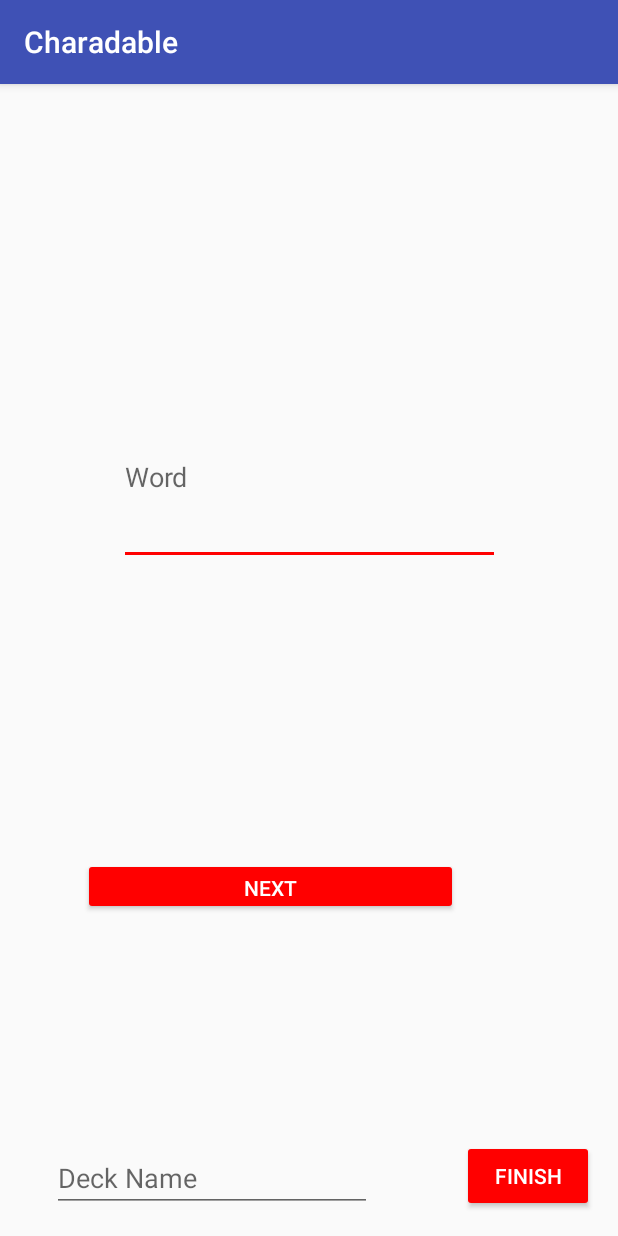
After one commit to calba5141114/Charadable, an Android app: the createDeck screen opened directly, with no data from a screen before it, on a phone screen of 412 x 824 dp. The commit adds this screen. Run offline under Robolectric (Android 15) with nearby library versions, the phone set to English and light mode, and no system bars.

Commit message:
Updated project and edited createDeck class

```diff
--- a/app/src/main/AndroidManifest.xml
+++ b/app/src/main/AndroidManifest.xml
@@ -18,6 +18,8 @@
         </activity>
         <activity android:name=".loadGamelist">
         </activity>
+        <activity android:name=".createDeck">
+        </activity>
     </application>
 
 </manifest>
--- /dev/null
+++ b/app/src/main/java/org/soraneko/www/charadable/createDeck.java
@@ -0,0 +1,78 @@
+package org.soraneko.www.charadable;
+
+import android.support.v7.app.AppCompatActivity;
+import android.os.Bundle;
+import android.view.View;
+import android.view.View.OnClickListener;
+import android.widget.Button;
+import android.widget.EditText;
+import android.widget.Toast;
+import java.util.ArrayList;
+
+public class createDeck extends AppCompatActivity {
+
+    EditText wordInput;
+    Button newCard;
+    Button saveCards;
+    EditText createTitle;
+
+    @Override
+    protected void onCreate(Bundle savedInstanceState) {
+        super.onCreate(savedInstanceState);
+        setContentView(R.layout.activity_create_deck);
+        wordInput = (EditText) findViewById(R.id.wordCreate);
+        newCard = (Button) findViewById(R.id.newCard);
+        saveCards = (Button) findViewById(R.id.savecards);
+        createTitle = (EditText) findViewById(R.id.titleCreate);
+        newCardHandler();
+        saveCardsHandler();
+    }
+
+    ArrayList<String> Cards = new ArrayList<String>();
+
+    //newcardbutton
+    public void newCardHandler () {
+        newCard.setOnClickListener(new OnClickListener() {
+            @Override
+            public void onClick(View view) {
+                //does action
+                if (wordInput.getText().toString().equals(""))
+                {
+                    Toast.makeText(getApplicationContext(), "You need to put in something", Toast.LENGTH_SHORT).show();
+                }
+                else
+                {
+                    Cards.add(wordInput.getText().toString());
+                    wordInput.getText().clear();
+                    Toast.makeText(getApplicationContext(), "Card added", Toast.LENGTH_SHORT).show();
+                }
+            }
+        });}
+
+    //savecardsbutton
+    public void saveCardsHandler (){
+        saveCards.setOnClickListener(new OnClickListener() {
+            @Override
+            public void onClick(View view)
+            {
+                //does action
+                String name = createTitle.getText().toString();
+                if (name.equals(""))
+                {
+                    Toast.makeText(getApplicationContext(), "You need a title", Toast.LENGTH_SHORT).show();
+                }
+                else
+                {
+                    Deck cardDeck = new Deck(Cards, name);
+                    FileIO temp = new FileIO();
+
+                    temp.serializeDeck(cardDeck, name, getFilesDir().toString());
+                    createTitle.getText().clear();
+                    Cards.clear();
+                    Toast.makeText(getApplicationContext(), "Deck created!", Toast.LENGTH_SHORT).show();
+                }
+            }
+        });
+    }
+
+}
--- /dev/null
+++ b/app/src/main/res/layout/activity_create_deck.xml
@@ -0,0 +1,59 @@
+<?xml version="1.0" encoding="utf-8"?>
+<android.support.constraint.ConstraintLayout
+    xmlns:android="http://schemas.android.com/apk/res/android"
+    xmlns:app="http://schemas.android.com/apk/res-auto"
+    xmlns:tools="http://schemas.android.com/tools"
+    android:layout_width="match_parent"
+    android:layout_height="match_parent"
+    tools:context="org.soraneko.www.charadable.createDeck">
+
+    <EditText
+        android:id="@+id/wordCreate"
+        android:layout_width="254dp"
+        android:layout_height="117dp"
+        android:ems="10"
+        android:hint="Word"
+        android:inputType="textPersonName"
+        app:layout_constraintLeft_toLeftOf="parent"
+        app:layout_constraintRight_toRightOf="parent"
+        app:layout_constraintTop_toTopOf="parent"
+        app:layout_constraintBottom_toBottomOf="parent"
+        app:layout_constraintVertical_bias="0.312"
+        tools:layout_editor_absoluteY="115dp"
+        tools:layout_editor_absoluteX="51dp"/>
+
+    <Button
+        android:id="@+id/newCard"
+        style="@style/Widget.AppCompat.Button.Colored"
+        android:layout_width="250dp"
+        android:layout_height="38dp"
+        android:layout_marginBottom="214dp"
+        android:layout_marginLeft="55dp"
+        android:text="Next"
+        app:layout_constraintBottom_toBottomOf="parent"
+        app:layout_constraintLeft_toLeftOf="parent"/>
+
+    <Button
+        android:id="@+id/savecards"
+        style="@style/Widget.AppCompat.Button.Colored"
+        android:layout_width="wrap_content"
+        android:layout_height="wrap_content"
+        android:layout_marginBottom="16dp"
+        android:layout_marginRight="16dp"
+        android:text="Finish"
+        app:layout_constraintBottom_toBottomOf="parent"
+        app:layout_constraintRight_toRightOf="parent"/>
+
+    <EditText
+        android:id="@+id/titleCreate"
+        android:layout_width="wrap_content"
+        android:layout_height="wrap_content"
+        android:layout_marginBottom="16dp"
+        android:ems="10"
+        android:hint="Deck Name"
+        android:inputType="textPersonName"
+        app:layout_constraintBottom_toBottomOf="parent"
+        app:layout_constraintHorizontal_bias="0.174"
+        app:layout_constraintLeft_toLeftOf="parent"
+        app:layout_constraintRight_toRightOf="parent"/>
+</android.support.constraint.ConstraintLayout>
--- a/app/src/main/res/layout/activity_main.xml
+++ b/app/src/main/res/layout/activity_main.xml
@@ -24,7 +24,7 @@
         style="@style/Widget.AppCompat.Button.Colored"
         android:layout_width="203dp"
         android:layout_height="67dp"
-        android:layout_marginBottom="178dp"
+        android:layout_marginBottom="176dp"
         android:text="Create Deck"
         app:layout_constraintBottom_toBottomOf="parent"
         app:layout_constraintHorizontal_bias="0.502"
--- a/app/src/main/res/values/colors.xml
+++ b/app/src/main/res/values/colors.xml
@@ -2,5 +2,5 @@
 <resources>
     <color name="colorPrimary">#3F51B5</color>
     <color name="colorPrimaryDark">#303F9F</color>
-    <color name="colorAccent">#FF4081</color>
+    <color name="colorAccent">#ff0000</color>
 </resources>
```
Also changed, not shown: app/src/main/java/org/soraneko/www/charadable/Deck.java (added, +38 -0 lines), app/src/main/java/org/soraneko/www/charadable/FileIO.java (added, +109 -0 lines), app/src/main/java/org/soraneko/www/charadable/MainActivity.java (+11 -13 lines), app/src/main/java/org/soraneko/www/charadable/loadGamelist.java (+43 -0 lines), app/src/main/res/layout/activity_load_gamelist.xml (+7 -0 lines).
